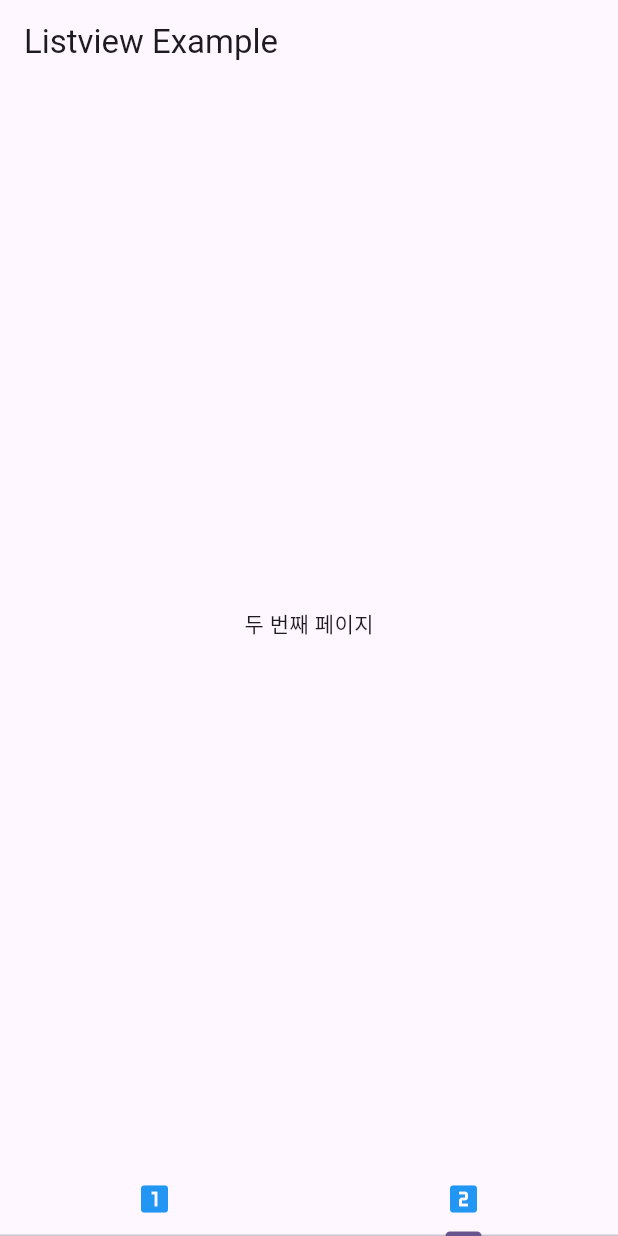
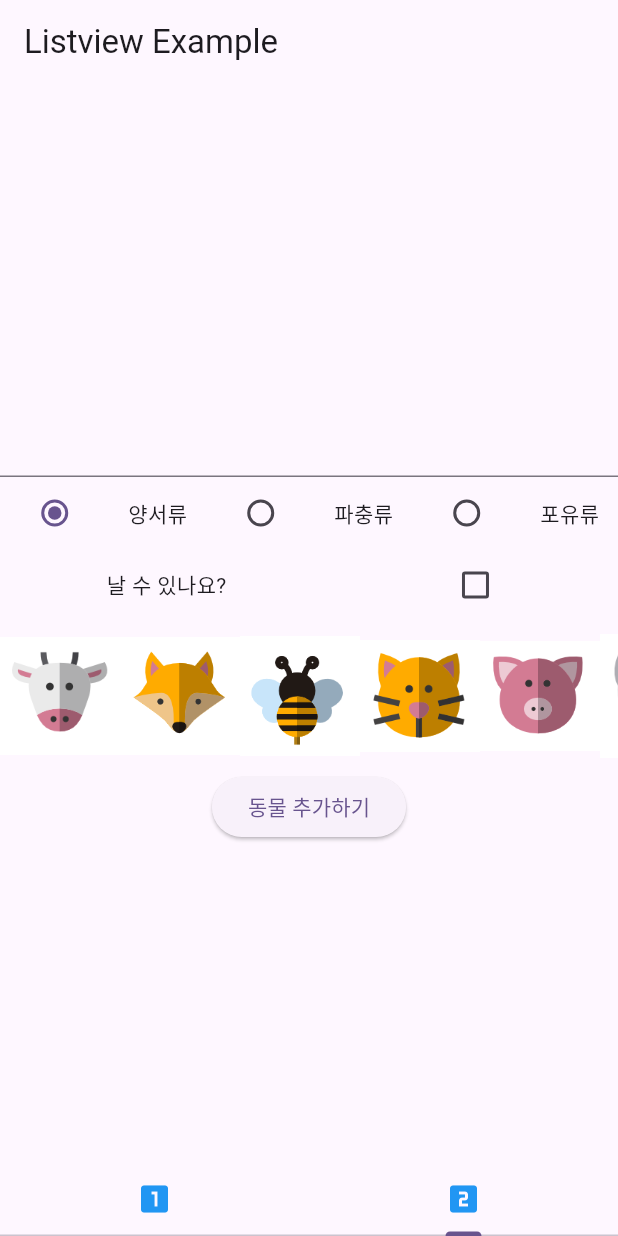
Before and after one commit to Caution-Sun/Flutter_Study, a Flutter app: the screen it shows after launch, tab 2 chosen, on a phone screen of 412 x 824 dp. Run offline on Flutter 3.47's test engine with Material 3 defaults, Android fonts, the phone set to English and light mode, and no system bars.

Commit message:
listview_example addItems

```diff
--- a/listview_example/lib/main.dart
+++ b/listview_example/lib/main.dart
@@ -55,7 +55,7 @@ class _MyHomePageState extends State<MyHomePage> with SingleTickerProviderStateM
         title: Text('Listview Example'),
       ),
       body: TabBarView(
-        children: <Widget>[FirstApp(list: animalList), SecondApp()],
+        children: <Widget>[FirstApp(list: animalList), SecondApp(list: animalList)],
         controller: tabController,
       ),
       bottomNavigationBar: TabBar(tabs: <Tab>[
--- a/listview_example/lib/sub/secondPage.dart
+++ b/listview_example/lib/sub/secondPage.dart
@@ -1,15 +1,171 @@
 import 'package:flutter/material.dart';
+import 'package:listview_example/animalItem.dart';
 
-class SecondApp extends StatelessWidget {
+class SecondApp extends StatefulWidget {
+  final List<Animal>? list;
+
+  SecondApp({Key? key, this.list}) : super(key: key);
+
+  @override
+  State createState() => _SecondApp();
+}
+
+class _SecondApp extends State<SecondApp> {
+  final nameController = TextEditingController();
+  int? _radioValue = 0;
+  bool? flyExist = false;
+  String? _imagePath;
+
   @override
   Widget build(BuildContext context) {
     return Scaffold(
       body: Container(
         child: Center(
-          child: Text('두 번째 페이지'),
+          child: Column(
+            mainAxisAlignment: MainAxisAlignment.center,
+            children: <Widget>[
+              TextField(
+                controller: nameController,
+                keyboardType: TextInputType.text,
+                maxLines: 1,
+              ),
+              Row(children: <Widget>[
+                Radio(
+                    value: 0, groupValue: _radioValue, onChanged: _radioChange),
+                Text('양서류'),
+                Radio(
+                    value: 1, groupValue: _radioValue, onChanged: _radioChange),
+                Text('파충류'),
+                Radio(
+                    value: 2, groupValue: _radioValue, onChanged: _radioChange),
+                Text('포유류'),
+              ], mainAxisAlignment: MainAxisAlignment.spaceAround),
+              Row(children: <Widget>[
+                Text('날 수 있나요?'),
+                Checkbox(
+                    value: flyExist,
+                    onChanged: (bool? check) {
+                      setState(() {
+                        flyExist = check;
+                      });
+                    })
+              ], mainAxisAlignment: MainAxisAlignment.spaceAround),
+              Container(
+                height: 100,
+                child: ListView(
+                  scrollDirection: Axis.horizontal,
+                  children: <Widget>[
+                    GestureDetector(
+                      child: Image.asset(
+                        'repo/images/cow.png',
+                        width: 80,
+                      ),
+                      onTap: () {
+                        _imagePath = 'repo/images/cow.png';
+                      },
+                    ),
+                    GestureDetector(
+                      child: Image.asset(
+                        'repo/images/fox.png',
+                        width: 80,
+                      ),
+                      onTap: () {
+                        _imagePath = 'repo/images/fox.png';
+                      },
+                    ),
+                    GestureDetector(
+                      child: Image.asset(
+                        'repo/images/bee.png',
+                        width: 80,
+                      ),
+                      onTap: () {
+                        _imagePath = 'repo/images/bee.png';
+                      },
+                    ),
+                    GestureDetector(
+                      child: Image.asset(
+                        'repo/images/cat.png',
+                        width: 80,
+                      ),
+                      onTap: () {
+                        _imagePath = 'repo/images/cat.png';
+                      },
+                    ),
+                    GestureDetector(
+                      child: Image.asset(
+                        'repo/images/pig.png',
+                        width: 80,
+                      ),
+                      onTap: () {
+                        _imagePath = 'repo/images/pig.png';
+                      },
+                    ),
+                    GestureDetector(
+                      child: Image.asset(
+                        'repo/images/wolf.png',
+                        width: 80,
+                      ),
+                      onTap: () {
+                        _imagePath = 'repo/images/wolf.png';
+                      },
+                    ),
+                  ],
+                ),
+              ),
+              ElevatedButton(
+                  onPressed: () {
+                    var animal = Animal(
+                        animalName: nameController.value.text,
+                        kind: getKind(_radioValue),
+                        imagePath: _imagePath,
+                        flyExist: flyExist);
+                    AlertDialog dialog = AlertDialog(
+                      title: Text('동물 추가하기'),
+                      content: Text(
+                        '이 동물은 ${animal.animalName} 입니다. '
+                        '동물의 종류는 ${animal.kind} 입니다. \n이 동물을 추가하시겠습니까?',
+                        style: TextStyle(fontSize: 30.0),
+                      ),
+                      actions: [
+                        ElevatedButton(
+                            onPressed: () {
+                              widget.list?.add(animal);
+                              Navigator.of(context).pop();
+                            },
+                            child: Text('예')),
+                        ElevatedButton(
+                            onPressed: () {
+                              Navigator.of(context).pop();
+                            },
+                            child: Text('아니요'))
+                      ],
+                    );
+                    showDialog(
+                        context: context,
+                        builder: (BuildContext context) => dialog);
+                  },
+                  child: Text('동물 추가하기'))
+            ],
+          ),
         ),
       ),
     );
   }
 
+  _radioChange(int? value) {
+    setState(() {
+      _radioValue = value;
+    });
+  }
+
+  getKind(int? radioValue) {
+    switch (radioValue) {
+      case 0:
+        return "양서류";
+      case 1:
+        return "파충류";
+      case 2:
+        return "포유류";
+    }
+  }
 }
```
